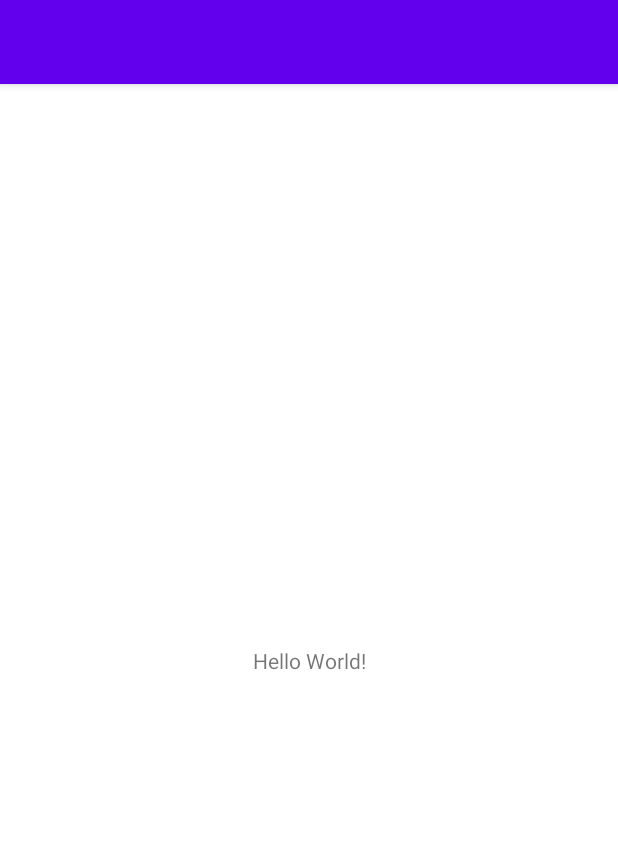
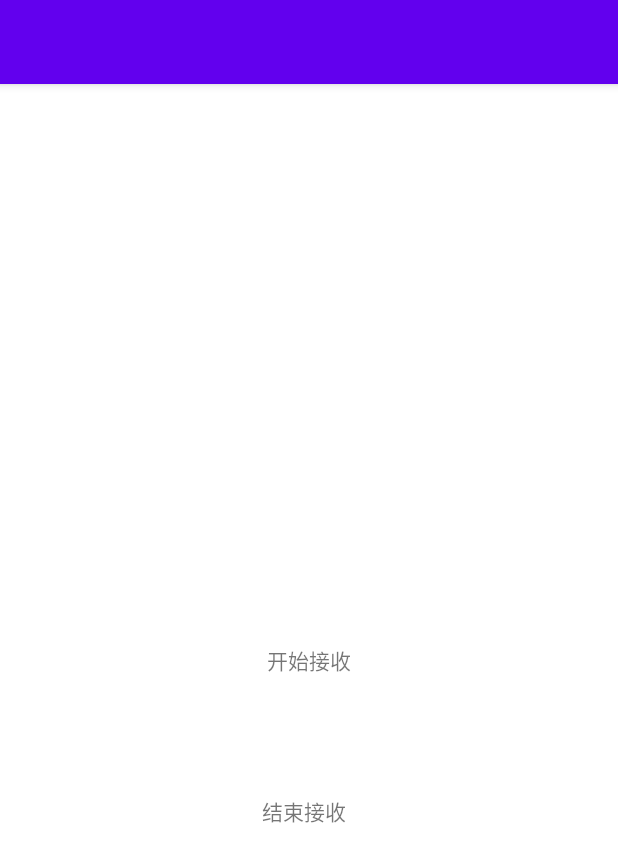
Before and after one commit to StoneBang/CustomerApp, an Android app: the screen it shows after launch (MainActivity), on a phone screen of 412 x 824 dp. Shown: the top 862 px of the screen. Run offline under Robolectric (Android 15) with nearby library versions, the phone set to English and light mode, and no system bars.

Commit message:
增加了无障碍

```diff
--- a/app/src/main/res/layout/activity_main.xml
+++ b/app/src/main/res/layout/activity_main.xml
@@ -7,13 +7,25 @@
     tools:context=".MainActivity">
 
     <TextView
-        android:onClick="sendClick"
+        android:id="@+id/textView2"
         android:layout_width="wrap_content"
         android:layout_height="wrap_content"
-        android:text="Hello World!"
+        android:onClick="sendClick"
+        android:text="开始接收"
         app:layout_constraintBottom_toBottomOf="parent"
         app:layout_constraintLeft_toLeftOf="parent"
         app:layout_constraintRight_toRightOf="parent"
         app:layout_constraintTop_toTopOf="parent" />
 
+    <TextView
+        android:id="@+id/textView"
+        android:layout_width="wrap_content"
+        android:layout_height="wrap_content"
+        android:layout_marginTop="79dp"
+        android:layout_marginEnd="3dp"
+        android:text="结束接收"
+        android:onClick="cancelClick"
+        app:layout_constraintEnd_toEndOf="@+id/textView2"
+        app:layout_constraintTop_toBottomOf="@+id/textView2" />
+
 </androidx.constraintlayout.widget.ConstraintLayout>
```
Also changed, not shown: app/src/main/AndroidManifest.xml (+9 -1 lines), app/src/main/java/com/zkbl/customerapp/KeyCodeService.java (added, +41 -0 lines), app/src/main/java/com/zkbl/customerapp/MainActivity.java (+13 -1 lines), app/src/main/res/xml/accessibility_service_config.xml (added, +10 -0 lines), 1 other file.
